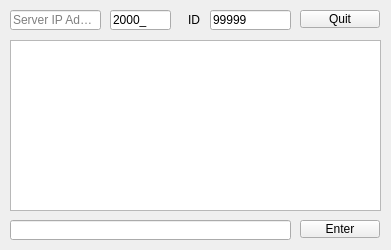
First picture: the form in chatclientform.ui, repository Rasen1018/MINI-PROJECT3, before the edit.
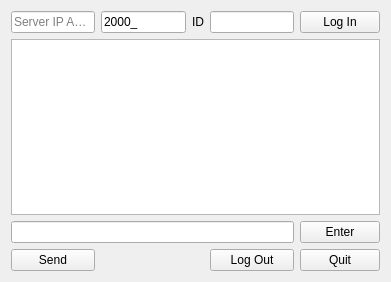
Second picture: the form after the edit.

Diff of the .ui file:
```diff
--- a/chatclientform.ui
+++ b/chatclientform.ui
@@ -7,86 +7,15 @@
     <x>0</x>
     <y>0</y>
     <width>391</width>
-    <height>250</height>
+    <height>282</height>
    </rect>
   </property>
   <property name="windowTitle">
    <string>Chat Client</string>
   </property>
-  <widget class="QTextEdit" name="chatTextEdit">
-   <property name="geometry">
-    <rect>
-     <x>10</x>
-     <y>40</y>
-     <width>371</width>
-     <height>171</height>
-    </rect>
-   </property>
-   <property name="readOnly">
-    <bool>true</bool>
-   </property>
-  </widget>
-  <widget class="QLineEdit" name="inputLineEdit">
-   <property name="geometry">
-    <rect>
-     <x>10</x>
-     <y>220</y>
-     <width>281</width>
-     <height>20</height>
-    </rect>
-   </property>
-  </widget>
-  <widget class="QPushButton" name="enterPushButton">
-   <property name="geometry">
-    <rect>
-     <x>300</x>
-     <y>220</y>
-     <width>80</width>
-     <height>18</height>
-    </rect>
-   </property>
-   <property name="text">
-    <string>Enter</string>
-   </property>
-  </widget>
-  <widget class="QPushButton" name="quitPushButton">
-   <property name="geometry">
-    <rect>
-     <x>300</x>
-     <y>10</y>
-     <width>80</width>
-     <height>18</height>
-    </rect>
-   </property>
-   <property name="text">
-    <string>Quit</string>
-   </property>
-  </widget>
-  <widget class="QLineEdit" name="idLineEdit">
-   <property name="geometry">
-    <rect>
-     <x>210</x>
-     <y>10</y>
-     <width>81</width>
-     <height>20</height>
-    </rect>
-   </property>
-   <property name="inputMask">
-    <string>99999</string>
-   </property>
-   <property name="text">
-    <string>99999</string>
-   </property>
-  </widget>
+  <layout class="QGridLayout" name="gridLayout">
+   <item row="0" column="0">
   <widget class="QLineEdit" name="ipLineEdit">
-   <property name="geometry">
-    <rect>
-     <x>10</x>
-     <y>10</y>
-     <width>91</width>
-     <height>20</height>
-    </rect>
-   </property>
    <property name="readOnly">
     <bool>false</bool>
    </property>
@@ -94,15 +23,9 @@
     <string>Server IP Address</string>
    </property>
   </widget>
+   </item>
+   <item row="0" column="1">
   <widget class="QLineEdit" name="portLineEdit">
-   <property name="geometry">
-    <rect>
-     <x>110</x>
-     <y>10</y>
-     <width>61</width>
-     <height>20</height>
-    </rect>
-   </property>
    <property name="inputMask">
     <string>00000;_</string>
    </property>
@@ -113,15 +36,9 @@
     <bool>true</bool>
    </property>
   </widget>
+   </item>
+   <item row="0" column="2">
   <widget class="QLabel" name="idLabel">
-   <property name="geometry">
-    <rect>
-     <x>180</x>
-     <y>10</y>
-     <width>20</width>
-     <height>20</height>
-    </rect>
-   </property>
    <property name="text">
     <string>ID</string>
    </property>
@@ -129,7 +46,73 @@
     <set>Qt::AlignRight|Qt::AlignTrailing|Qt::AlignVCenter</set>
    </property>
   </widget>
- </widget>
+   </item>
+   <item row="0" column="3">
+    <widget class="QLineEdit" name="idLineEdit">
+     <property name="inputMask">
+      <string>99999</string>
+     </property>
+    </widget>
+   </item>
+   <item row="0" column="4">
+    <widget class="QPushButton" name="logInPushButton">
+     <property name="text">
+      <string>Log In</string>
+     </property>
+    </widget>
+   </item>
+   <item row="1" column="0" colspan="5">
+    <widget class="QTextEdit" name="chatTextEdit">
+     <property name="readOnly">
+      <bool>true</bool>
+     </property>
+    </widget>
+   </item>
+   <item row="2" column="0" colspan="4">
+    <widget class="QLineEdit" name="inputLineEdit"/>
+   </item>
+   <item row="2" column="4">
+    <widget class="QPushButton" name="enterPushButton">
+     <property name="text">
+      <string>Enter</string>
+     </property>
+    </widget>
+   </item>
+   <item row="3" column="0">
+    <widget class="QPushButton" name="sendPushButton">
+     <property name="text">
+      <string>Send</string>
+     </property>
+    </widget>
+   </item>
+   <item row="3" column="3">
+    <widget class="QPushButton" name="pushButton">
+     <property name="text">
+      <string>Log Out</string>
+     </property>
+    </widget>
+   </item>
+   <item row="3" column="4">
+    <widget class="QPushButton" name="quitPushButton">
+     <property name="text">
+      <string>Quit</string>
+     </property>
+    </widget>
+   </item>
+  </layout>
+ </widget>
+ <tabstops>
+  <tabstop>idLineEdit</tabstop>
+  <tabstop>logInPushButton</tabstop>
+  <tabstop>ipLineEdit</tabstop>
+  <tabstop>portLineEdit</tabstop>
+  <tabstop>chatTextEdit</tabstop>
+  <tabstop>inputLineEdit</tabstop>
+  <tabstop>enterPushButton</tabstop>
+  <tabstop>sendPushButton</tabstop>
+  <tabstop>pushButton</tabstop>
+  <tabstop>quitPushButton</tabstop>
+ </tabstops>
  <resources/>
  <connections>
   <connection>
```
Lines whose indentation alone changed are shown as unchanged.
